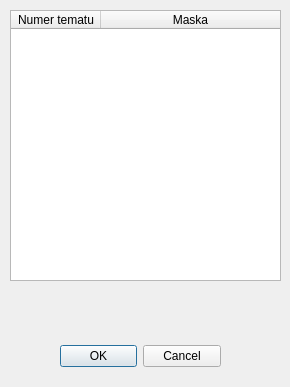
This is maskeddirform.ui in etheral666/QTRename as Qt 5 draws it before an edit. The edited form follows.
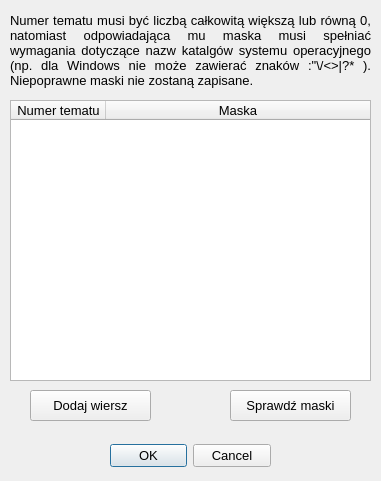
This is the edited form. Icons and pictures are not drawn.

Diff of the .ui file:
```diff
--- a/maskeddirform.ui
+++ b/maskeddirform.ui
@@ -6,18 +6,26 @@
    <rect>
     <x>0</x>
     <y>0</y>
-    <width>290</width>
-    <height>387</height>
+    <width>381</width>
+    <height>481</height>
    </rect>
   </property>
+  <property name="font">
+   <font>
+    <pointsize>10</pointsize>
+   </font>
+  </property>
   <property name="windowTitle">
    <string>Dialog</string>
   </property>
-  <widget class="QDialogButtonBox" name="buttonBox">
+  <property name="locale">
+   <locale language="Polish" country="Poland"/>
+  </property>
+  <widget class="QDialogButtonBox" name="finalizeButtonBox">
    <property name="geometry">
     <rect>
-     <x>60</x>
-     <y>340</y>
+     <x>110</x>
+     <y>440</y>
      <width>161</width>
      <height>32</height>
     </rect>
@@ -28,21 +36,24 @@
    <property name="standardButtons">
     <set>QDialogButtonBox::Cancel|QDialogButtonBox::Ok</set>
    </property>
+   <property name="centerButtons">
+    <bool>true</bool>
+   </property>
   </widget>
   <widget class="QTableWidget" name="maskedDirTableWidget">
    <property name="geometry">
     <rect>
      <x>10</x>
-     <y>10</y>
-     <width>271</width>
-     <height>271</height>
+     <y>100</y>
+     <width>361</width>
+     <height>281</height>
     </rect>
    </property>
    <property name="sortingEnabled">
     <bool>true</bool>
    </property>
    <attribute name="horizontalHeaderDefaultSectionSize">
-    <number>90</number>
+    <number>95</number>
    </attribute>
    <attribute name="horizontalHeaderHighlightSections">
     <bool>true</bool>
@@ -64,6 +75,59 @@
     </property>
    </column>
   </widget>
+  <widget class="QPushButton" name="addRowButton">
+   <property name="geometry">
+    <rect>
+     <x>30</x>
+     <y>390</y>
+     <width>121</width>
+     <height>31</height>
+    </rect>
+   </property>
+   <property name="text">
+    <string>Dodaj wiersz</string>
+   </property>
+   <property name="icon">
+    <iconset resource="graphicresources.qrc">
+     <normaloff>:/icons/E:/Apps/VisualStudio2013/Visual Studio 2013 Image Library/2013_VS Icon Refresh/ConceptIcons/PNG/action_add_16xLG.png</normaloff>:/icons/E:/Apps/VisualStudio2013/Visual Studio 2013 Image Library/2013_VS Icon Refresh/ConceptIcons/PNG/action_add_16xLG.png</iconset>
+   </property>
+  </widget>
+  <widget class="QLabel" name="label">
+   <property name="geometry">
+    <rect>
+     <x>10</x>
+     <y>10</y>
+     <width>361</width>
+     <height>81</height>
+    </rect>
+   </property>
+   <property name="text">
+    <string>&lt;html&gt;&lt;head/&gt;&lt;body&gt;&lt;p align=&quot;justify&quot;&gt;Numer tematu musi być liczbą całkowitą większą lub równą 0, natomiast odpowiadająca mu maska musi spełniać wymagania dotyczące nazw katalgów systemu operacyjnego (np. dla Windows nie może zawierać znaków :&amp;quot;\/&amp;lt;&amp;gt;|?* ). Niepoprawne maski nie zostaną zapisane.&lt;/p&gt;&lt;/body&gt;&lt;/html&gt;</string>
+   </property>
+   <property name="alignment">
+    <set>Qt::AlignJustify|Qt::AlignVCenter</set>
+   </property>
+   <property name="wordWrap">
+    <bool>true</bool>
+   </property>
+  </widget>
+  <widget class="QPushButton" name="checkMasksButton">
+   <property name="geometry">
+    <rect>
+     <x>230</x>
+     <y>390</y>
+     <width>121</width>
+     <height>31</height>
+    </rect>
+   </property>
+   <property name="text">
+    <string>Sprawdź maski</string>
+   </property>
+   <property name="icon">
+    <iconset resource="graphicresources.qrc">
+     <normaloff>:/icons/check.png</normaloff>:/icons/check.png</iconset>
+   </property>
+  </widget>
  </widget>
  <resources/>
  <connections>
```
Left out of the diff: 13 changed lines with no effect on the pictures.
